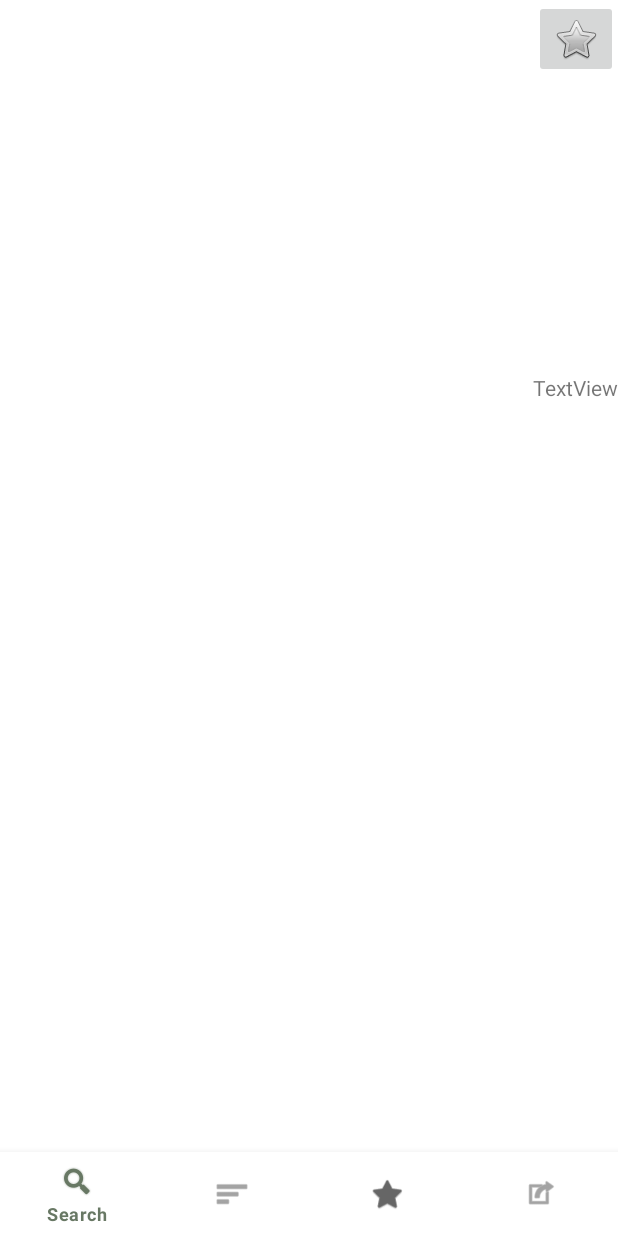
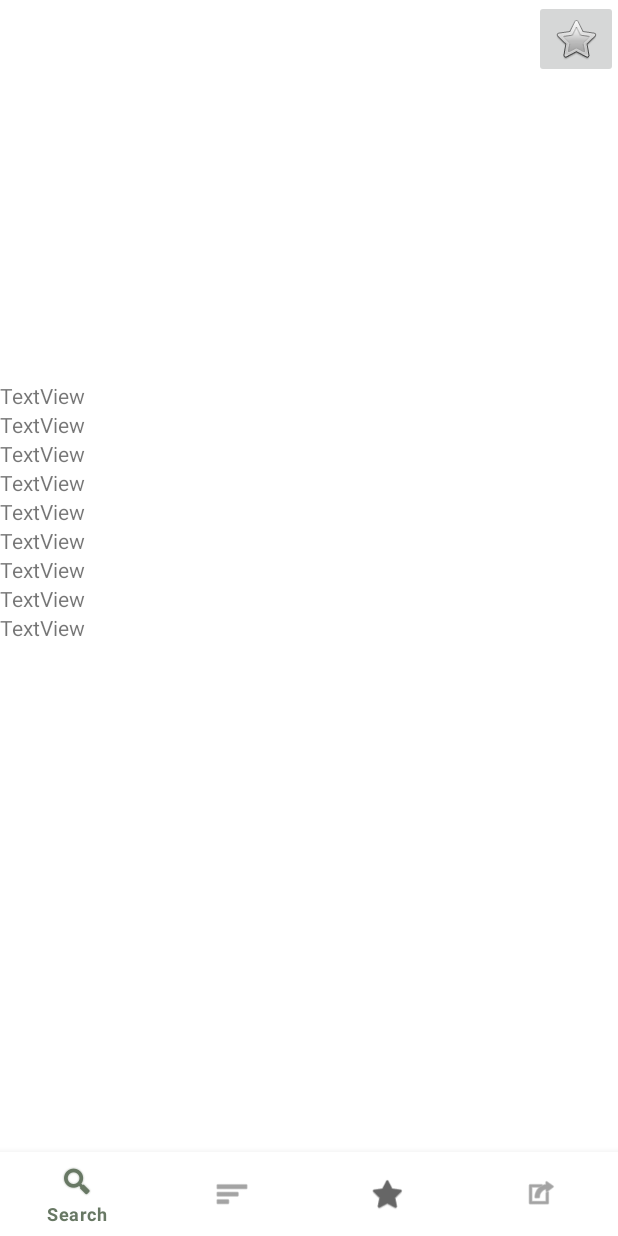
Before and after one commit to OSU-CodePath-Android-Spring-2022/real-estate-app, an Android app: the fragment DetailsFragment placed in its activity, on a phone screen of 412 x 824 dp. Run offline under Robolectric (Android 15) with nearby library versions, the phone set to English and light mode, and no system bars; libraries missing offline, so code that uses them is left out: com.codepath.asynchttpclient, com.parse.

Commit message:
details changes

```diff
--- a/app/src/main/res/layout/details_screen.xml
+++ b/app/src/main/res/layout/details_screen.xml
@@ -45,17 +45,6 @@
         app:layout_constraintTop_toBottomOf="@+id/MainPhoto"
         tools:text="2.5 Bath" />
 
-    <TextView
-        android:id="@+id/tvAdditionalInfo"
-        android:layout_width="wrap_content"
-        android:layout_height="wrap_content"
-        android:text="TextView"
-        app:layout_constraintEnd_toEndOf="parent"
-        app:layout_constraintHorizontal_bias="1.0"
-        app:layout_constraintStart_toStartOf="parent"
-        app:layout_constraintTop_toBottomOf="@+id/tvBedRooms"
-        tools:text="This will contain lots and lots and lots and lots and lots and lots and lots and lots and lots  and lots and lots and lots and lots and lots  and lots and lots  and lots and lots  and lots and lots  and lots and lots  and lots and lots  and lots and lots  and lots and lots  and lots and lots  and lots and lots  and lots and lots  and lots and lots  and lots and lots  and lots and lots  and lots and lots  and lots and lots  and lots and lots  and lots and lots  and lots and lots  and lots and lots  and lots and lots  and lots and lots  and lots and lots  and lots and lots  and lots and lots  and lots and lots  and lots and lots  and lots and lots  and lots and lots  and lots and lots  and lots and lots  and lots and lots  and lots and lots  and lots and lots  and lots and lots  and lots and lots  and lots and lots  and lots and lots  and lots and lots  and lots and lots  and lots and lots  and lots and lots  and lots and lots  and lots and lots  and lots and lots  and lots and lots  and lots and lots  and lots and lots  and lots and lots  and lots of info." />
-
     <ImageButton
         android:id="@+id/FavBtn"
         android:layout_width="wrap_content"
@@ -64,5 +53,77 @@
         app:layout_constraintTop_toTopOf="parent"
         app:srcCompat="@android:drawable/btn_star_big_off" />
 
+    <TextView
+        android:id="@+id/tvPropertyID"
+        android:layout_width="wrap_content"
+        android:layout_height="wrap_content"
+        android:text="TextView"
+        app:layout_constraintStart_toStartOf="parent"
+        app:layout_constraintTop_toBottomOf="@+id/tvPrice" />
+
+    <TextView
+        android:id="@+id/tvYearBuilt"
+        android:layout_width="wrap_content"
+        android:layout_height="wrap_content"
+        android:text="TextView"
+        app:layout_constraintStart_toStartOf="parent"
+        app:layout_constraintTop_toBottomOf="@+id/tvPropertyID" />
+
+    <TextView
+        android:id="@+id/tvSquareFoot"
+        android:layout_width="wrap_content"
+        android:layout_height="wrap_content"
+        android:text="TextView"
+        app:layout_constraintStart_toStartOf="parent"
+        app:layout_constraintTop_toBottomOf="@+id/tvYearBuilt" />
+
+    <TextView
+        android:id="@+id/tvLotSize"
+        android:layout_width="wrap_content"
+        android:layout_height="wrap_content"
+        android:text="TextView"
+        app:layout_constraintStart_toStartOf="parent"
+        app:layout_constraintTop_toBottomOf="@+id/tvSquareFoot" />
+
+    <TextView
+        android:id="@+id/tvHomeType"
+        android:layout_width="wrap_content"
+        android:layout_height="wrap_content"
+        android:text="TextView"
+        app:layout_constraintStart_toStartOf="parent"
+        app:layout_constraintTop_toBottomOf="@+id/tvLotSize" />
+
+    <TextView
+        android:id="@+id/tvPostCode"
+        android:layout_width="wrap_content"
+        android:layout_height="wrap_content"
+        android:text="TextView"
+        app:layout_constraintStart_toStartOf="parent"
+        app:layout_constraintTop_toBottomOf="@+id/tvStateCode" />
+
+    <TextView
+        android:id="@+id/tvCity"
+        android:layout_width="wrap_content"
+        android:layout_height="wrap_content"
+        android:text="TextView"
+        app:layout_constraintStart_toStartOf="parent"
+        app:layout_constraintTop_toBottomOf="@+id/tvStreetAddr" />
+
+    <TextView
+        android:id="@+id/tvStateCode"
+        android:layout_width="wrap_content"
+        android:layout_height="wrap_content"
+        android:text="TextView"
+        app:layout_constraintStart_toStartOf="parent"
+        app:layout_constraintTop_toBottomOf="@+id/tvCity" />
+
+    <TextView
+        android:id="@+id/tvStreetAddr"
+        android:layout_width="wrap_content"
+        android:layout_height="wrap_content"
+        android:text="TextView"
+        app:layout_constraintStart_toStartOf="parent"
+        app:layout_constraintTop_toBottomOf="@+id/tvHomeType" />
+
 
 </androidx.constraintlayout.widget.ConstraintLayout>
```
Also changed, not shown: app/src/main/java/com/example/realestateapp/fragments/DetailsFragment.kt (+32 -9 lines).
